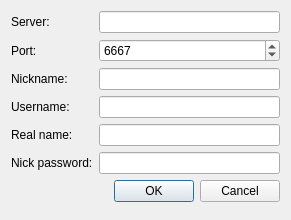
Old version of the form src/ui/connectdialog.ui in the repository viking/smirch-qt.
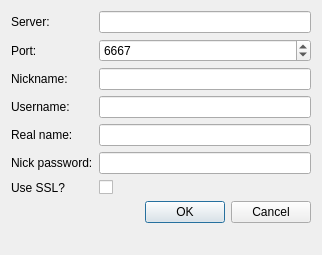
New version of the form.

What changed in the file:
```diff
--- a/src/ui/connectdialog.ui
+++ b/src/ui/connectdialog.ui
@@ -6,8 +6,8 @@
    <rect>
     <x>0</x>
     <y>0</y>
-    <width>291</width>
-    <height>220</height>
+    <width>322</width>
+    <height>255</height>
    </rect>
   </property>
   <property name="windowTitle">
@@ -63,7 +63,7 @@
      </property>
     </widget>
    </item>
-   <item row="6" column="1">
+   <item row="7" column="1">
     <widget class="QDialogButtonBox" name="buttonBox">
      <property name="orientation">
       <enum>Qt::Horizontal</enum>
@@ -111,6 +111,20 @@
      </property>
     </widget>
    </item>
+   <item row="6" column="0">
+    <widget class="QLabel" name="lblSsl">
+     <property name="text">
+      <string>Use SSL?</string>
+     </property>
+    </widget>
+   </item>
+   <item row="6" column="1">
+    <widget class="QCheckBox" name="cbSsl">
+     <property name="text">
+      <string/>
+     </property>
+    </widget>
+   </item>
   </layout>
  </widget>
  <tabstops>
```
